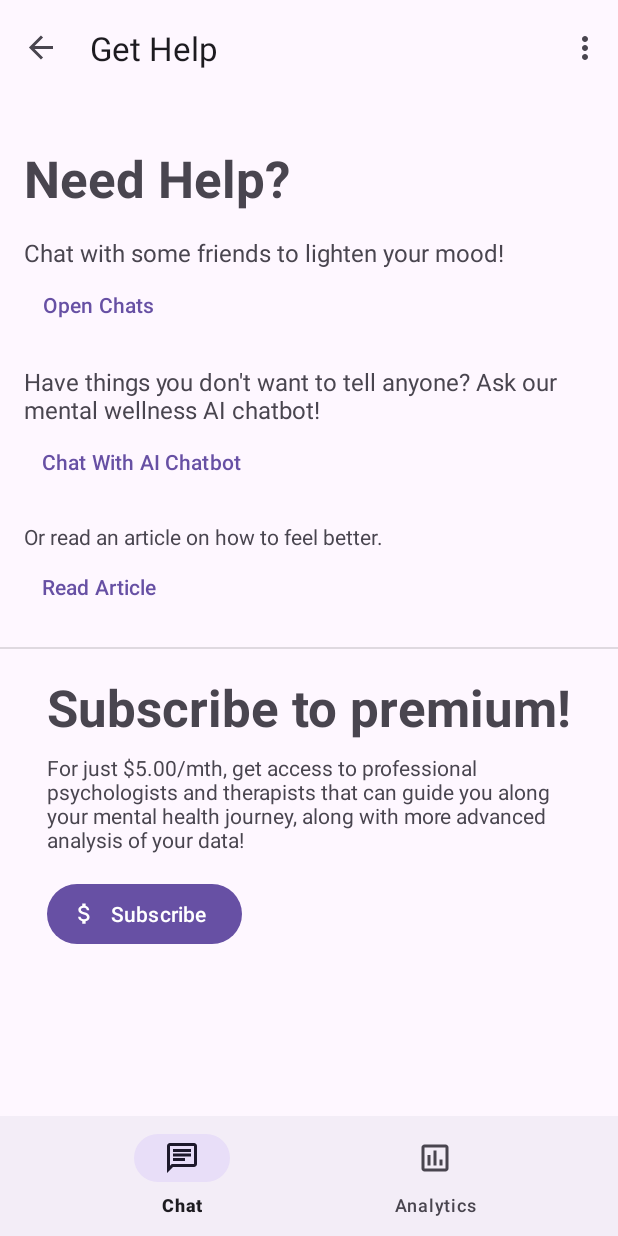
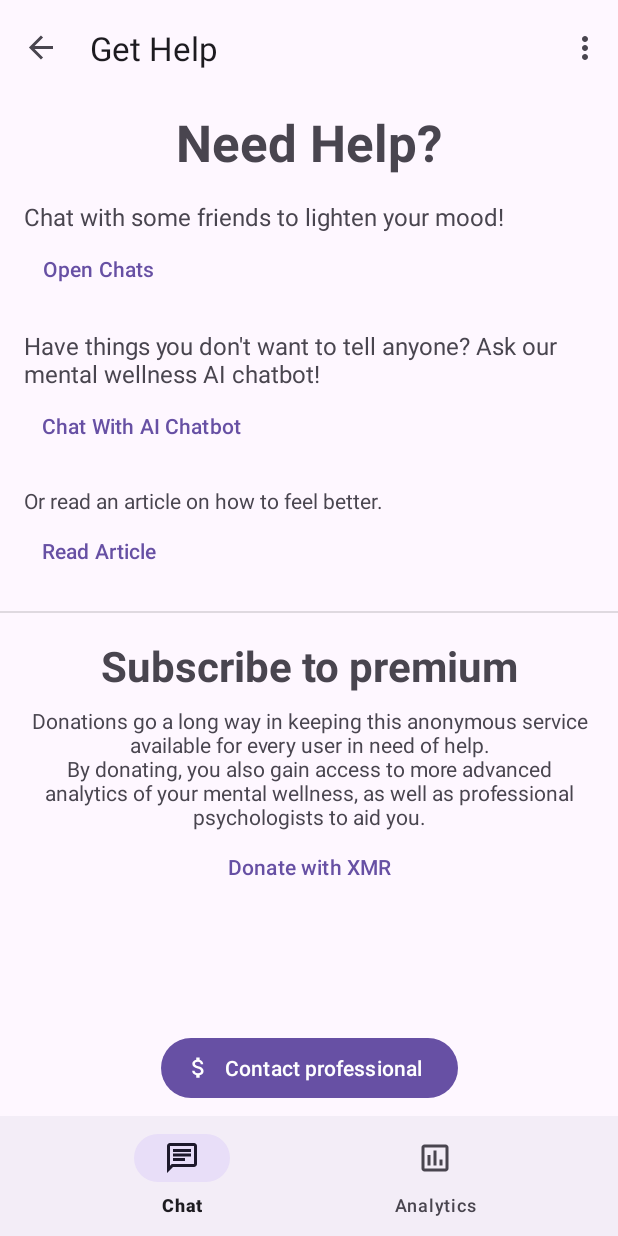
Before and after one commit to Walnit/OskiHealth, an Android app: the StopItGetSomeHelp screen opened through its navigation route, on a phone screen of 412 x 824 dp. Run offline under Robolectric (Android 15) with nearby library versions, the light colour scheme and no system bars; our stand-ins replace Volley, navigation-ui; libraries missing offline, so code that uses them is left out: com.patrykandpatrick.vico; network calls fail; 5 statements that could not run were skipped.

Commit message:
monero wow

```diff
--- a/app/src/main/java/com/glyph/oskihealth/StopItGetSomeHelp.kt
+++ b/app/src/main/java/com/glyph/oskihealth/StopItGetSomeHelp.kt
@@ -1,5 +1,8 @@
 package com.glyph.oskihealth
 
+import android.content.ClipData
+import android.content.ClipboardManager
+import android.content.Context
 import android.content.DialogInterface
 import android.content.Intent
 import android.net.Uri
@@ -40,23 +43,21 @@ class StopItGetSomeHelp : Fragment() {
             findViewById<Button>(R.id.open_article).setOnClickListener {
                 startActivity(Intent(Intent.ACTION_VIEW, Uri.parse("https://www.healthhub.sg/live-healthy/1926/10-Essentials-for-Mental-Well-Being")))
             }
+            findViewById<Button>(R.id.copy_xmr).setOnClickListener {
+                val clipboardManager: ClipboardManager = view.context.getSystemService(Context.CLIPBOARD_SERVICE) as ClipboardManager
+                val clipData = ClipData.newPlainText("XMR", "49eVpZLA61UBWo4zRmn32HNWk9fEDSUEuBShEHuTyTEQUSwoSKb94XJ8wsKromdoNyHBqFVgLjUvWjoofXMmadheHjhifK9")
+                clipboardManager.setPrimaryClip(clipData)
+                Snackbar.make(view, "Copied to clipboard!", Snackbar.LENGTH_SHORT).show()
+            }
             findViewById<Button>(R.id.subscribe).setOnClickListener {
-                MaterialAlertDialogBuilder(requireContext())
-                    .setTitle("too poor to pay")
-                    .setMessage("this is a demo we're not gonna actually do money magic so press the button below to contact a professional")
-                    .setPositiveButton("Contact Professional") { dialogInterface: DialogInterface, _ ->
-                        dialogInterface.dismiss()
                 val queue = Volley.newRequestQueue(requireContext())
                 val request = AuthorisedRequest(Method.POST, "/get-help",
                     { response ->
                         findNavController().navigate(R.id.action_stopItGetSomeHelp_to_messagesFragment, bundleOf("name" to response))
-                                // `response` is the name of the psychiatrist
                     }, {}
                 )
                 queue.add(request)
                 Snackbar.make(view, "Success! A psychologist will contact you shortly.", Snackbar.LENGTH_SHORT).show()
-                    }
-                    .show()
             }
         }
         return view
--- a/app/src/main/res/layout/fragment_stop_it_get_some_help.xml
+++ b/app/src/main/res/layout/fragment_stop_it_get_some_help.xml
@@ -11,11 +11,12 @@
         android:id="@+id/textView6"
         android:layout_width="wrap_content"
         android:layout_height="wrap_content"
-        android:layout_marginStart="16dp"
-        android:layout_marginTop="32dp"
+        android:layout_marginTop="8dp"
         android:text="Need Help?"
         android:textSize="34sp"
         android:textStyle="bold"
+        app:layout_constraintEnd_toEndOf="parent"
+        app:layout_constraintHorizontal_bias="0.5"
         app:layout_constraintStart_toStartOf="parent"
         app:layout_constraintTop_toTopOf="parent" />
 
@@ -23,12 +24,13 @@
         android:id="@+id/textView7"
         android:layout_width="0dp"
         android:layout_height="wrap_content"
+        android:layout_marginStart="16dp"
         android:layout_marginTop="16dp"
         android:layout_marginEnd="16dp"
         android:text="Chat with some friends to lighten your mood!"
         android:textSize="16sp"
         app:layout_constraintEnd_toEndOf="parent"
-        app:layout_constraintStart_toStartOf="@+id/textView6"
+        app:layout_constraintStart_toStartOf="parent"
         app:layout_constraintTop_toBottomOf="@+id/textView6" />
 
     <Button
@@ -95,8 +97,8 @@
         android:layout_width="wrap_content"
         android:layout_height="wrap_content"
         android:layout_marginTop="16dp"
-        android:text="Subscribe to premium!"
-        android:textSize="34sp"
+        android:text="Subscribe to premium"
+        android:textSize="28sp"
         android:textStyle="bold"
         app:layout_constraintEnd_toEndOf="parent"
         app:layout_constraintHorizontal_bias="0.5"
@@ -107,11 +109,14 @@
         android:id="@+id/textView11"
         android:layout_width="0dp"
         android:layout_height="wrap_content"
+        android:layout_marginStart="16dp"
         android:layout_marginTop="8dp"
         android:layout_marginEnd="16dp"
-        android:text="For just $5.00/mth, get access to professional psychologists and therapists that can guide you along your mental health journey, along with more advanced analysis of your data!"
+        android:text="Donations go a long way in keeping this anonymous service available for every user in need of help.\nBy donating, you also gain access to more advanced analytics of your mental wellness, as well as professional psychologists to aid you."
+        android:textAlignment="center"
         app:layout_constraintEnd_toEndOf="parent"
-        app:layout_constraintStart_toStartOf="@+id/textView10"
+        app:layout_constraintHorizontal_bias="0.5"
+        app:layout_constraintStart_toStartOf="parent"
         app:layout_constraintTop_toBottomOf="@+id/textView10" />
 
     <Button
@@ -119,9 +124,21 @@
         style="@style/Widget.Material3.Button.Icon"
         android:layout_width="wrap_content"
         android:layout_height="wrap_content"
-        android:layout_marginTop="16dp"
-        android:text="Subscribe"
+        android:layout_marginBottom="8dp"
+        android:text="Contact professional"
         app:icon="@drawable/outline_attach_money_24"
-        app:layout_constraintStart_toStartOf="@+id/textView11"
+        app:layout_constraintBottom_toBottomOf="parent"
+        app:layout_constraintEnd_toEndOf="parent"
+        app:layout_constraintStart_toStartOf="parent" />
+
+    <Button
+        android:id="@+id/copy_xmr"
+        style="@style/Widget.Material3.Button.TextButton"
+        android:layout_width="wrap_content"
+        android:layout_height="wrap_content"
+        android:text="Donate with XMR"
+        app:layout_constraintEnd_toEndOf="parent"
+        app:layout_constraintHorizontal_bias="0.5"
+        app:layout_constraintStart_toStartOf="parent"
         app:layout_constraintTop_toBottomOf="@+id/textView11" />
 </androidx.constraintlayout.widget.ConstraintLayout>
```
Lines whose indentation alone changed are shown as unchanged.
